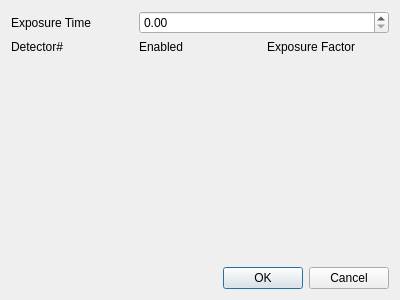
First picture: the form in libraries/qxrdlib/qxrdexposurepreferencesdialog.ui, repository guyjennings/qxrd, before the edit.
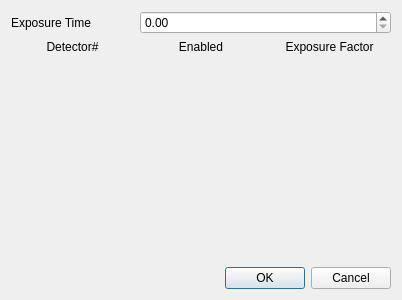
Second picture: the form after the edit.

```diff
--- a/libraries/qxrdlib/qxrdexposurepreferencesdialog.ui
+++ b/libraries/qxrdlib/qxrdexposurepreferencesdialog.ui
@@ -6,7 +6,7 @@
    <rect>
     <x>0</x>
     <y>0</y>
-    <width>400</width>
+    <width>402</width>
     <height>300</height>
    </rect>
   </property>
@@ -31,6 +31,9 @@
        <property name="text">
         <string>Detector#</string>
        </property>
+       <property name="alignment">
+        <set>Qt::AlignCenter</set>
+       </property>
       </widget>
      </item>
      <item row="1" column="1">
@@ -38,6 +41,9 @@
        <property name="text">
         <string>Enabled</string>
        </property>
+       <property name="alignment">
+        <set>Qt::AlignCenter</set>
+       </property>
       </widget>
      </item>
      <item row="1" column="2">
@@ -45,6 +51,9 @@
        <property name="text">
         <string>Exposure Factor</string>
        </property>
+       <property name="alignment">
+        <set>Qt::AlignCenter</set>
+       </property>
       </widget>
      </item>
     </layout>
```
Left out of the diff: 2 changed lines with no effect on the pictures.
